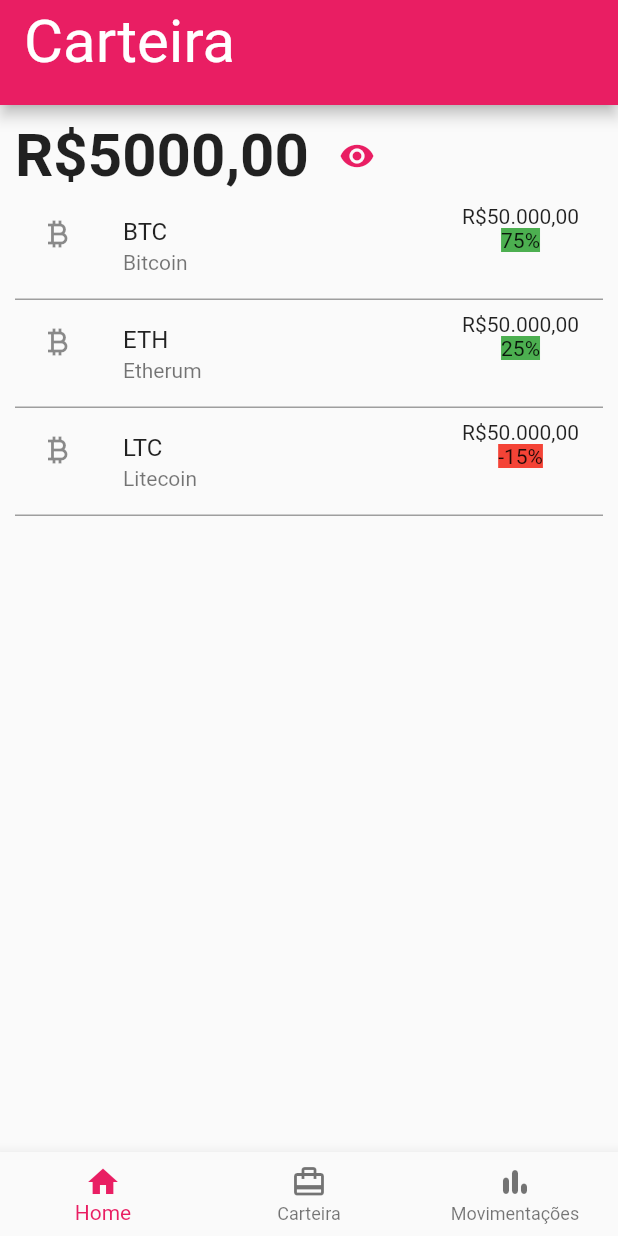
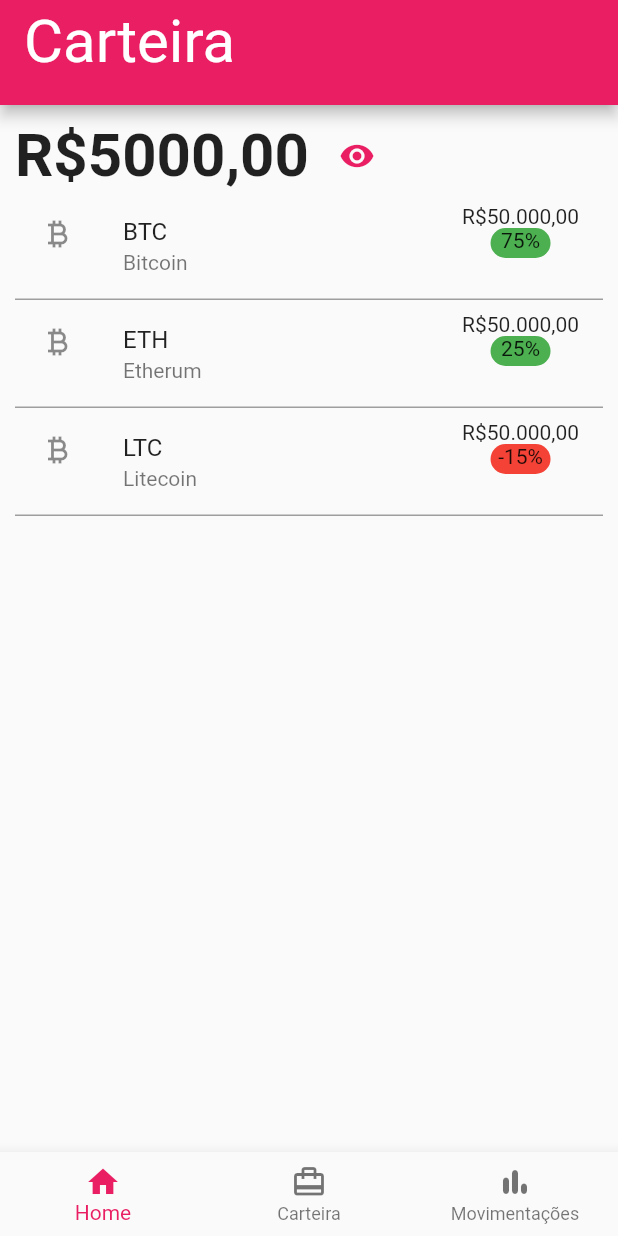
Before and after one commit to monicadaros/myapp, a Flutter app: the screen it shows after launch, on a phone screen of 412 x 824 dp. Run offline on Flutter 3.47's test engine with Material 2 defaults, Android fonts, the phone set to English and light mode, and no system bars.

Commit message:
decoratedBox ok

```diff
--- a/lib/Widgets/crypto_btc.dart
+++ b/lib/Widgets/crypto_btc.dart
@@ -40,15 +40,21 @@ class _CryptoBTCState extends State<CryptoBTC> {
                           child: const Text("R\$50.000,00"),
                         ),
                         Container(
+                            height: 20,
+                            width: 40,
                             child: Visibility(
                               visible: widget.show,
                               child: DecoratedBox(
                                 decoration: BoxDecoration(
                                   color: crypto[0].variationCrypto > 0
                                       ? Colors.green
-                                    : Colors.red),
+                                      : Colors.red,
+                                  borderRadius: BorderRadius.circular(20),
+                                ),
                                 child: Text(
-                                crypto[0].variationCrypto.toString() + "%"),
+                                  crypto[0].variationCrypto.toString() + "%",
+                                  textAlign: TextAlign.center,
+                                ),
                               ),
                             )),
                       ],
--- a/lib/Widgets/crypto_eth.dart
+++ b/lib/Widgets/crypto_eth.dart
@@ -40,15 +40,20 @@ class _CryptoETHState extends State<CryptoETH> {
                           child: const Text("R\$50.000,00"),
                         ),
                         Container(
+                          height: 20,
+                          width: 40,
                           child: Visibility(
                             visible: widget.show,
                             child: DecoratedBox(
                               decoration: BoxDecoration(
                                   color: crypto[2].variationCrypto > 0
                                       ? Colors.green
-                                      : Colors.red),
+                                      : Colors.red,
+                                  borderRadius: BorderRadius.circular(20)),
                               child: Text(
-                                  crypto[2].variationCrypto.toString() + "%"),
+                                crypto[2].variationCrypto.toString() + "%",
+                                textAlign: TextAlign.center,
+                              ),
                             ),
                           ),
                         ),
--- a/lib/Widgets/crypto_ltc.dart
+++ b/lib/Widgets/crypto_ltc.dart
@@ -40,15 +40,20 @@ class _CryptoLTCState extends State<CryptoLTC> {
                           child: const Text("R\$50.000,00"),
                         ),
                         Container(
+                          height: 20,
+                          width: 40,
                           child: Visibility(
                             visible: widget.show,
                             child: DecoratedBox(
                               decoration: BoxDecoration(
                                   color: crypto[1].variationCrypto > 0
                                       ? Colors.green
-                                      : Colors.red),
+                                      : Colors.red,
+                                  borderRadius: BorderRadius.circular(20)),
                               child: Text(
-                                  crypto[1].variationCrypto.toString() + "%"),
+                                crypto[1].variationCrypto.toString() + "%",
+                                textAlign: TextAlign.center,
+                              ),
                             ),
                           ),
                         ),
```
Lines whose indentation alone changed are shown as unchanged.
